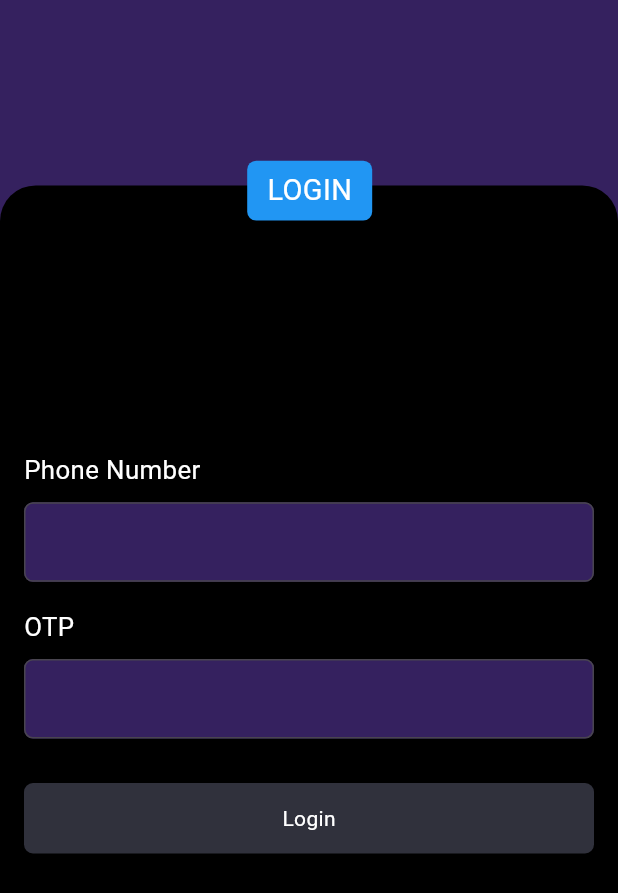
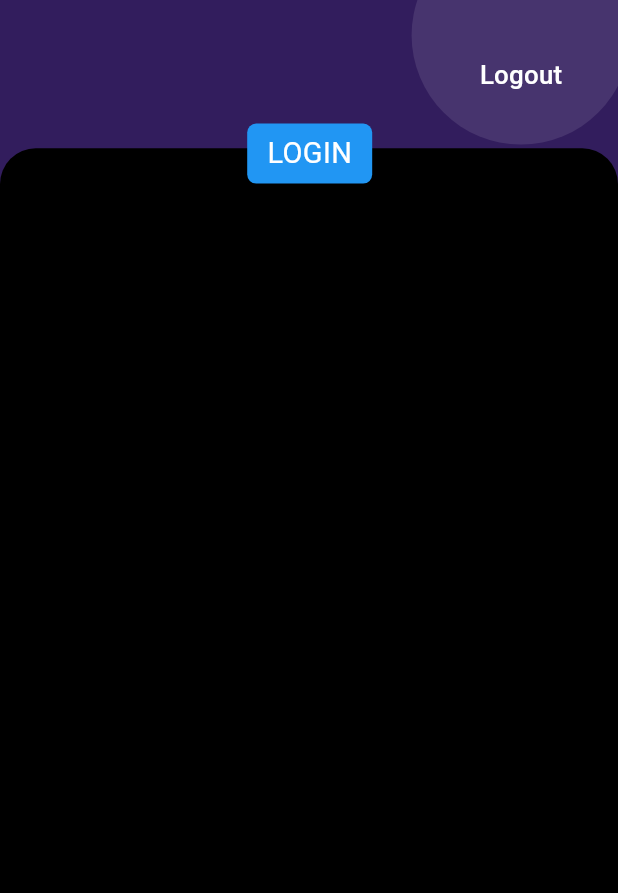
Before and after one commit to sangavi19sree/login-firebase, a Flutter app: the screen it shows after launch, after a tap on "Login", on a phone screen of 412 x 824 dp. Shown: the top 893 px of the screen. Run offline on Flutter 3.47's test engine with Material 3 defaults, Android fonts, the phone set to English and light mode, and no system bars; our stand-ins replace get, responsive_sizer.

Commit message:
plugin page

```diff
--- a/lib/features/login/presentation/pages/login_page.dart
+++ b/lib/features/login/presentation/pages/login_page.dart
@@ -3,6 +3,7 @@ import 'package:flutter/services.dart';
 import 'package:get/get.dart';
 import 'package:login_firebase/features/login/presentation/controller/login_controller.dart';
 import 'package:login_firebase/features/login/presentation/widgets/custom_textfield.dart';
+import 'package:login_firebase/shared/app_routes.dart';
 import 'package:responsive_sizer/responsive_sizer.dart';
 
 class LoginPage extends GetView<LoginController> {
@@ -16,16 +17,16 @@ class LoginPage extends GetView<LoginController> {
           Container(
               height: double.infinity,
               width: double.infinity,
-              color: Color(0xFF35215F),
+              color: Color(0xFF321D5D),
               child: Padding(
-                padding: EdgeInsets.only(top: 15.h),
+                  padding: EdgeInsets.only(top: 12.h),
                   child: Container(
                       decoration: BoxDecoration(
                           color: Colors.black,
                           borderRadius: BorderRadius.only(
                               topRight: Radius.circular(20.sp),
                               topLeft: Radius.circular(20.sp))),
-                    child: Column(spacing: 1.h, children: [
+                      child: Column(spacing: 3.h, children: [
                         SizedBox(height: 20.h),
                         CustomTextfield(
                             label: "Phone Number",
@@ -43,26 +44,33 @@ class LoginPage extends GetView<LoginController> {
                           ],
                         ),
                         Padding(
-                        padding:
-                            EdgeInsets.symmetric(vertical: 2.h, horizontal: 16),
+                          padding: EdgeInsets.symmetric(
+                              vertical: 5.h, horizontal: 16),
                           child: InkWell(
-                          onTap: () {},
+                              onTap: () {
+                                Get.toNamed(AppRoute.plugin);
+                              },
                               child: Container(
                                   width: double.infinity,
                                   padding: EdgeInsets.symmetric(
                                       vertical: 15.sp, horizontal: 15.sp),
                                   decoration: BoxDecoration(
                                       color: Color(0xff30313C),
-                                  borderRadius: BorderRadius.circular(10.sp)),
+                                      borderRadius:
+                                          BorderRadius.circular(15.sp)),
                                   child: Center(
                                       child: Text("Login",
-                                      style: TextStyle(color: Colors.white)))),
-                        ),
+                                          style: TextStyle(
+                                              color: Colors.white))))),
                         )
-                    ])),
-              )),
+                      ])))),
           Positioned(
-            top: 13.h,
+              top: -6.h,
+              right: -2.w,
+              child:
+                  CircleAvatar(radius: 35.sp, backgroundColor: Colors.white10)),
+          Positioned(
+            top: 10.h,
             left: 40.w,
             child: Container(
                 padding:
--- a/lib/features/login/presentation/widgets/custom_textfield.dart
+++ b/lib/features/login/presentation/widgets/custom_textfield.dart
@@ -42,7 +42,7 @@ class CustomTextfield extends StatelessWidget {
             autovalidateMode: AutovalidateMode.onUserInteraction,
             decoration: InputDecoration(
                 border: OutlineInputBorder(
-                    borderRadius: BorderRadius.circular(10.sp)),
+                    borderRadius: BorderRadius.circular(15.sp)),
                 contentPadding: EdgeInsets.symmetric(
                     vertical: (minLines ?? 0) > 1 ? 20 : 15, horizontal: 12),
                 fillColor: Color(0xFF35215F),
--- /dev/null
+++ b/lib/features/plugin/presentation/bindings/plugin_binding.dart
@@ -0,0 +1,11 @@
+import 'package:get/get.dart';
+import 'package:login_firebase/features/plugin/presentation/controller/plugin_controller.dart';
+
+class PluginBinding extends Bindings {
+  @override
+  void dependencies() {
+    Get.lazyPut<PluginController>(
+      () => PluginController(),
+    );
+  }
+}
--- /dev/null
+++ b/lib/features/plugin/presentation/controller/plugin_controller.dart
@@ -0,0 +1,5 @@
+import 'package:get/get.dart';
+
+class PluginController extends GetxController {
+  PluginController();
+}
--- /dev/null
+++ b/lib/features/plugin/presentation/pages/plugin_page.dart
@@ -0,0 +1,54 @@
+import 'package:flutter/material.dart';
+import 'package:get/get.dart';
+import 'package:login_firebase/features/plugin/presentation/controller/plugin_controller.dart';
+import 'package:responsive_sizer/responsive_sizer.dart';
+
+class PluginPage extends GetView<PluginController> {
+  const PluginPage({super.key});
+
+  @override
+  Widget build(BuildContext context) {
+    return Scaffold(
+      body: Stack(
+        children: [
+          Container(
+              height: double.infinity,
+              width: double.infinity,
+              color: Color(0xFF321D5D),
+              child: Padding(
+                  padding: EdgeInsets.only(top: 12.h),
+                  child: Container(
+                      decoration: BoxDecoration(
+                          color: Colors.black,
+                          borderRadius: BorderRadius.only(
+                              topRight: Radius.circular(20.sp),
+                              topLeft: Radius.circular(20.sp))),
+                      child: Column(spacing: 3.h, children: [])))),
+          Positioned(
+              top: -6.h,
+              right: -2.w,
+              child: CircleAvatar(
+                  radius: 35.sp,
+                  backgroundColor: Colors.white10,
+                  child: Container(
+                    padding: EdgeInsets.only(top: 30.sp),
+                    child: Text("Logout",
+                        style: TextStyle(color: Colors.white, fontSize: 17.sp)),
+                  ))),
+          Positioned(
+            top: 10.h,
+            left: 40.w,
+            child: Container(
+                padding:
+                    EdgeInsets.symmetric(vertical: 10.sp, horizontal: 15.sp),
+                decoration: BoxDecoration(
+                    color: Colors.blue,
+                    borderRadius: BorderRadius.circular(10.sp)),
+                child: Text("LOGIN",
+                    style: TextStyle(color: Colors.white, fontSize: 18.sp))),
+          ),
+        ],
+      ),
+    );
+  }
+}
--- a/lib/shared/app_pages.dart
+++ b/lib/shared/app_pages.dart
@@ -1,6 +1,8 @@
 import 'package:get/get.dart';
 import 'package:login_firebase/features/login/presentation/binding/login_binding.dart';
 import 'package:login_firebase/features/login/presentation/pages/login_page.dart';
+import 'package:login_firebase/features/plugin/presentation/bindings/plugin_binding.dart';
+import 'package:login_firebase/features/plugin/presentation/pages/plugin_page.dart';
 import 'package:login_firebase/shared/app_routes.dart';
 
 class AppPages {
@@ -8,6 +10,10 @@ class AppPages {
     GetPage(
         name: AppRoute.login,
         page: () => const LoginPage(),
-        binding: LoginBinding())
+        binding: LoginBinding()),
+    GetPage(
+        name: AppRoute.plugin,
+        page: () => const PluginPage(),
+        binding: PluginBinding())
   ];
 }
--- a/lib/shared/app_routes.dart
+++ b/lib/shared/app_routes.dart
@@ -1,4 +1,6 @@
 class AppRoute {
   static const String splash = "/";
   static const String login = "/login";
+  static const String plugin = "/plugin";
+  static const String lastLogin = "/last_login";
 }
```
Lines whose indentation alone changed are shown as unchanged.
